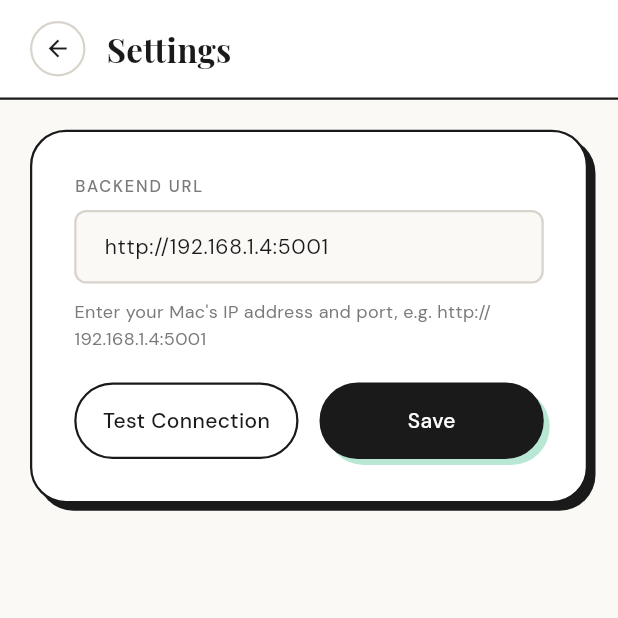
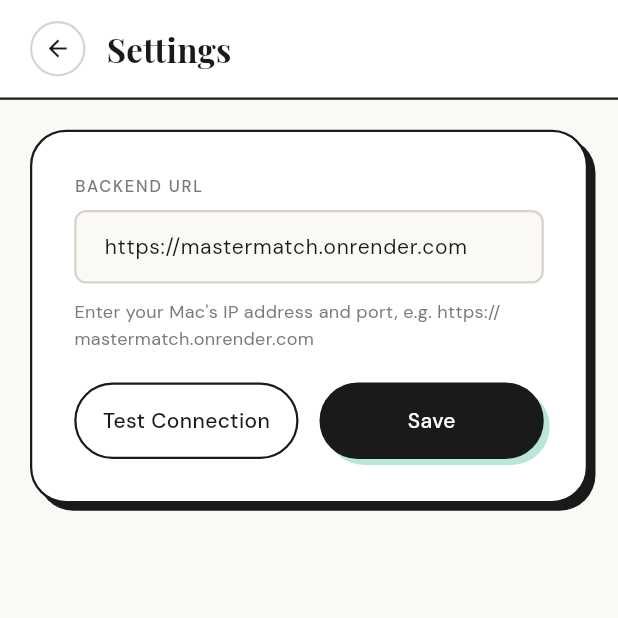
Before and after one commit to asliak/mastermatch, a Flutter app: the screen it shows after launch, after a tap on the "settings" icon, on a phone screen of 412 x 824 dp, the top half of it. Run offline on Flutter 3.47's test engine with Material 3 defaults, Android fonts, the phone set to English and light mode, and no system bars; our stand-ins replace google_fonts, shared_preferences; network calls fail.

Commit message:
Fix logo link color styling on index.html and update Flutter default backend URL fallbacks

```diff
--- a/mastermatch_app/lib/screens/calendar_screen.dart
+++ b/mastermatch_app/lib/screens/calendar_screen.dart
@@ -51,7 +51,7 @@ class _CalendarScreenState extends State<CalendarScreen> {
 
     final prefs = await SharedPreferences.getInstance();
     final token = prefs.getString('auth_token');
-    final url = prefs.getString('server_url') ?? 'http://192.168.1.4:5001';
+    final url = prefs.getString('server_url') ?? 'https://mastermatch.onrender.com';
 
     setState(() {
       _authToken = token;
--- a/mastermatch_app/lib/screens/favorites_screen.dart
+++ b/mastermatch_app/lib/screens/favorites_screen.dart
@@ -44,7 +44,7 @@ class _FavoritesScreenState extends State<FavoritesScreen> {
 
     final prefs = await SharedPreferences.getInstance();
     final token = prefs.getString('auth_token');
-    final url = prefs.getString('server_url') ?? 'http://192.168.1.4:5001';
+    final url = prefs.getString('server_url') ?? 'https://mastermatch.onrender.com';
 
     setState(() {
       _authToken = token;
--- a/mastermatch_app/lib/screens/home_screen.dart
+++ b/mastermatch_app/lib/screens/home_screen.dart
@@ -30,7 +30,7 @@ class _HomeScreenState extends State<HomeScreen> with TickerProviderStateMixin {
   // App state
   bool _isLoading = false;
   List<Program>? _results;
-  String _serverUrl = 'http://192.168.1.4:5001';
+  String _serverUrl = 'https://mastermatch.onrender.com';
   String? _authToken;
   String? _username;
 
@@ -113,7 +113,7 @@ class _HomeScreenState extends State<HomeScreen> with TickerProviderStateMixin {
 
   Future<void> _loadSettingsAndAuth() async {
     final prefs = await SharedPreferences.getInstance();
-    final url = prefs.getString('server_url') ?? 'http://192.168.1.4:5001';
+    final url = prefs.getString('server_url') ?? 'https://mastermatch.onrender.com';
     final token = prefs.getString('auth_token');
     final user = prefs.getString('username');
 
--- a/mastermatch_app/lib/screens/login_screen.dart
+++ b/mastermatch_app/lib/screens/login_screen.dart
@@ -41,7 +41,7 @@ class _LoginScreenState extends State<LoginScreen> {
 
     try {
       final prefs = await SharedPreferences.getInstance();
-      final serverUrl = prefs.getString('server_url') ?? 'http://192.168.1.4:5001';
+      final serverUrl = prefs.getString('server_url') ?? 'https://mastermatch.onrender.com';
       final api = ApiService(baseUrl: serverUrl);
 
       final token = await api.login(
--- a/mastermatch_app/lib/screens/notes_screen.dart
+++ b/mastermatch_app/lib/screens/notes_screen.dart
@@ -35,7 +35,7 @@ class _NotesScreenState extends State<NotesScreen> {
 
     final prefs = await SharedPreferences.getInstance();
     final token = prefs.getString('auth_token');
-    final url = prefs.getString('server_url') ?? 'http://192.168.1.4:5001';
+    final url = prefs.getString('server_url') ?? 'https://mastermatch.onrender.com';
 
     setState(() {
       _authToken = token;
--- a/mastermatch_app/lib/screens/profile_screen.dart
+++ b/mastermatch_app/lib/screens/profile_screen.dart
@@ -39,7 +39,7 @@ class _ProfileScreenState extends State<ProfileScreen> {
     final prefs = await SharedPreferences.getInstance();
     final token = prefs.getString('auth_token');
     final user = prefs.getString('username');
-    final url = prefs.getString('server_url') ?? 'http://192.168.1.4:5001';
+    final url = prefs.getString('server_url') ?? 'https://mastermatch.onrender.com';
 
     setState(() {
       _authToken = token;
--- a/mastermatch_app/lib/screens/register_screen.dart
+++ b/mastermatch_app/lib/screens/register_screen.dart
@@ -41,7 +41,7 @@ class _RegisterScreenState extends State<RegisterScreen> {
 
     try {
       final prefs = await SharedPreferences.getInstance();
-      final serverUrl = prefs.getString('server_url') ?? 'http://192.168.1.4:5001';
+      final serverUrl = prefs.getString('server_url') ?? 'https://mastermatch.onrender.com';
       final api = ApiService(baseUrl: serverUrl);
 
       final token = await api.register(
--- a/mastermatch_app/lib/screens/settings_screen.dart
+++ b/mastermatch_app/lib/screens/settings_screen.dart
@@ -24,7 +24,7 @@ class _SettingsScreenState extends State<SettingsScreen> {
 
   Future<void> _loadUrl() async {
     final prefs = await SharedPreferences.getInstance();
-    _urlCtrl.text = prefs.getString('server_url') ?? 'http://192.168.1.4:5001';
+    _urlCtrl.text = prefs.getString('server_url') ?? 'https://mastermatch.onrender.com';
   }
 
   Future<void> _testConnection() async {
@@ -130,7 +130,7 @@ class _SettingsScreenState extends State<SettingsScreen> {
                         TextFormField(
                           controller: _urlCtrl,
                           decoration: const InputDecoration(
-                            hintText: 'http://192.168.1.4:5001',
+                            hintText: 'https://mastermatch.onrender.com',
                           ),
                           style: GoogleFonts.dmSans(
                             fontSize: 14,
@@ -141,7 +141,7 @@ class _SettingsScreenState extends State<SettingsScreen> {
                         const SizedBox(height: 10),
                         // Help text
                         Text(
-                          'Enter your Mac\'s IP address and port, e.g. http://192.168.1.4:5001',
+                          'Enter your Mac\'s IP address and port, e.g. https://mastermatch.onrender.com',
                           style: GoogleFonts.dmSans(
                             fontSize: 12,
                             color: AppColors.muted,
--- a/mastermatch_app/lib/widgets/google_sandbox_dialog.dart
+++ b/mastermatch_app/lib/widgets/google_sandbox_dialog.dart
@@ -34,7 +34,7 @@ class _GoogleSandboxDialogState extends State<GoogleSandboxDialog> {
 
     try {
       final prefs = await SharedPreferences.getInstance();
-      final serverUrl = prefs.getString('server_url') ?? 'http://192.168.1.4:5001';
+      final serverUrl = prefs.getString('server_url') ?? 'https://mastermatch.onrender.com';
       final api = ApiService(baseUrl: serverUrl);
 
       final username = _usernameController.text.trim();
--- a/mastermatch_app/lib/widgets/result_card.dart
+++ b/mastermatch_app/lib/widgets/result_card.dart
@@ -180,7 +180,7 @@ class _ResultCardState extends State<ResultCard>
     }
 
     final prefs = await SharedPreferences.getInstance();
-    final serverUrl = prefs.getString('server_url') ?? 'http://192.168.1.4:5001';
+    final serverUrl = prefs.getString('server_url') ?? 'https://mastermatch.onrender.com';
     final api = ApiService(baseUrl: serverUrl);
 
     setState(() {
```
Also changed, not shown: 1 other file.
